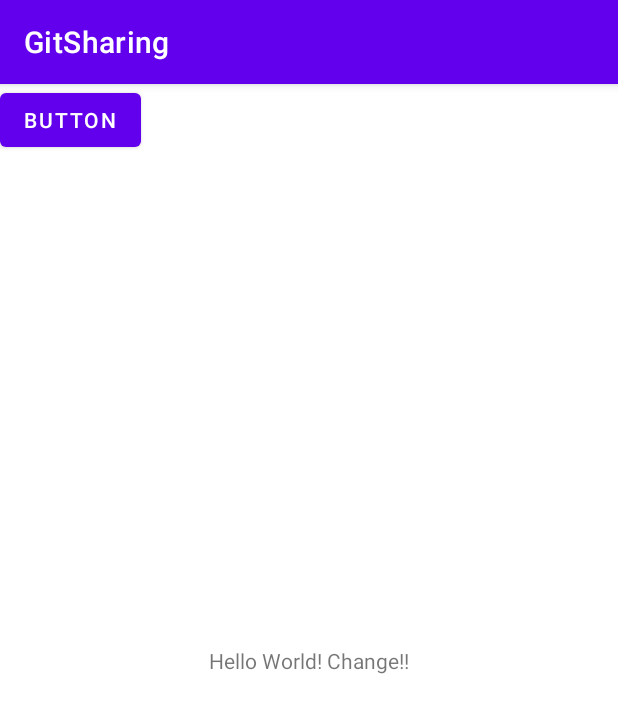
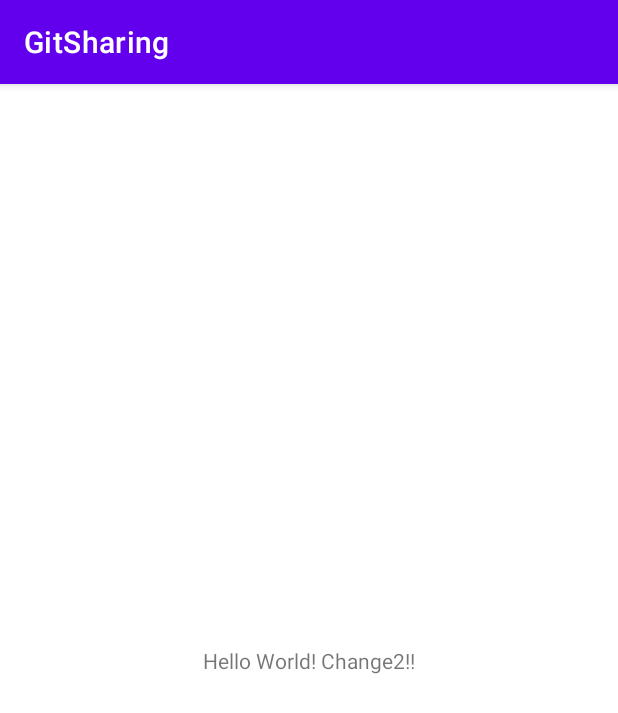
Before and after one commit to yeonseonkim/GitSharing2, an Android app: the screen it shows after launch (MainActivity), on a phone screen of 412 x 824 dp. Shown: the top 713 px of the screen. Run offline under Robolectric (Android 15) with nearby library versions, the phone set to English and light mode, and no system bars.

Commit message:
Test Commit

```diff
--- a/app/src/main/res/layout/activity_main.xml
+++ b/app/src/main/res/layout/activity_main.xml
@@ -9,16 +9,10 @@
     <TextView
         android:layout_width="wrap_content"
         android:layout_height="wrap_content"
-        android:text="Hello World! Change!!"
+        android:text="Hello World! Change2!!"
         app:layout_constraintBottom_toBottomOf="parent"
         app:layout_constraintLeft_toLeftOf="parent"
         app:layout_constraintRight_toRightOf="parent"
         app:layout_constraintTop_toTopOf="parent" />
 
-    <Button
-        android:id="@+id/button"
-        android:layout_width="wrap_content"
-        android:layout_height="wrap_content"
-        android:text="Button" />
-
 </androidx.constraintlayout.widget.ConstraintLayout>
```
